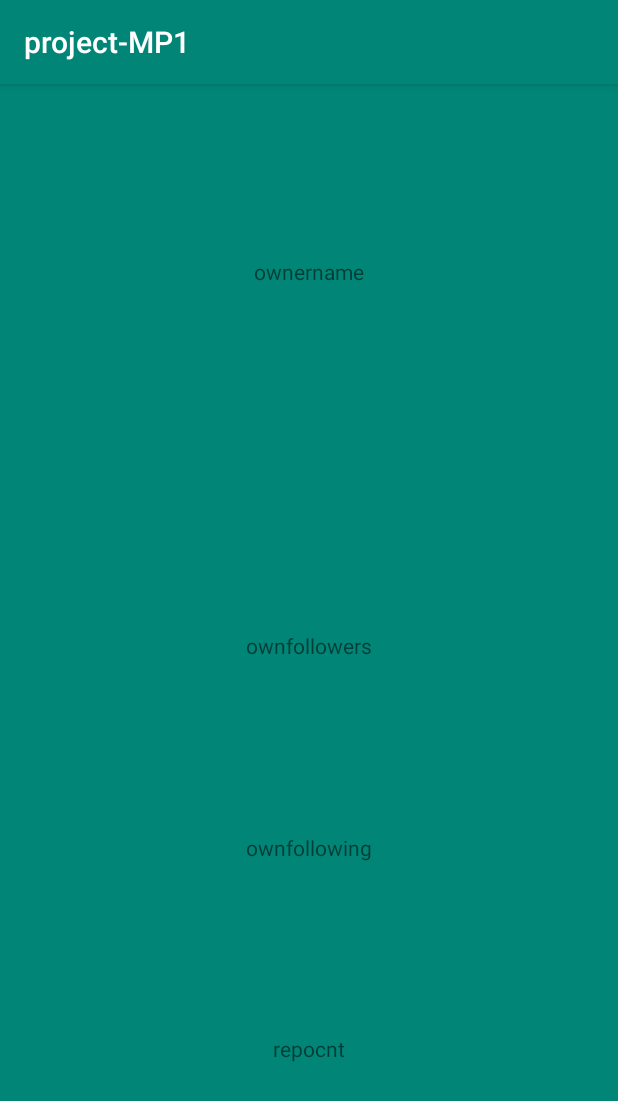
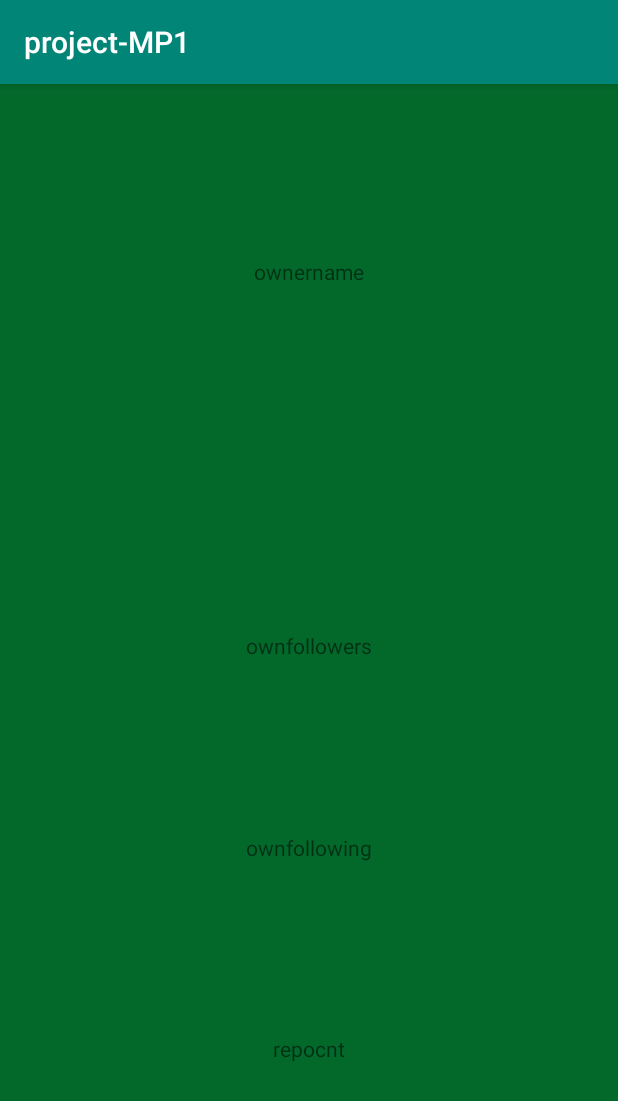
Before and after one commit to sunny020396/ProjectMP1, an Android app: the OwnerInfo screen opened directly, with no data from a screen before it, on a phone screen of 412 x 824 dp. Shown: the top 1101 px of the screen. Run offline under Robolectric (Android 15) with nearby library versions, the phone set to English and light mode, and no system bars; our stand-ins replace Picasso; pictures from the network do not load; 6 statements that could not run were skipped.

Commit message:
Update activity_owner_info.xml

```diff
--- a/app/src/main/res/layout/activity_owner_info.xml
+++ b/app/src/main/res/layout/activity_owner_info.xml
@@ -4,7 +4,7 @@
     xmlns:tools="http://schemas.android.com/tools"
     android:layout_width="match_parent"
     android:layout_height="match_parent"
-    android:background="@color/colorPrimary"
+    android:background="#02692b"
     tools:context=".OwnerInfo">
 
     <TextView
```
